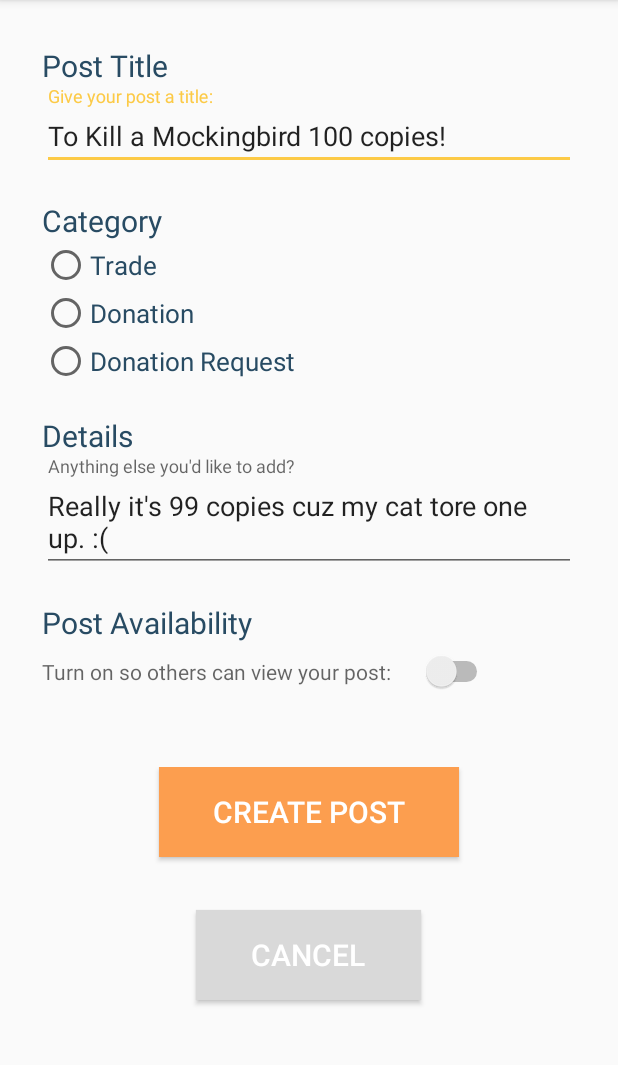
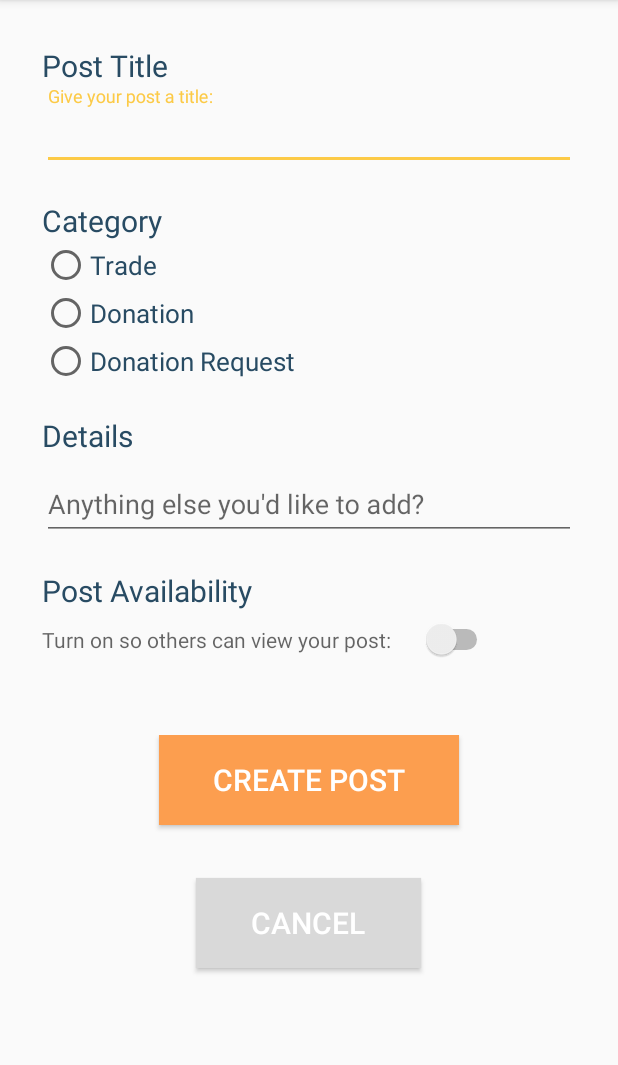
Before and after one commit to justkhant/SwapSwap---Android-WebAp, an Android app: the NewPostActivity screen opened directly, with no data from a screen before it, on a phone screen of 412 x 824 dp, the part 84-1149 px from its top. Run offline under Robolectric (Android 15) with nearby library versions, the phone set to English and light mode, and no system bars.

Commit message:
implemented post more

```diff
--- a/Final_Project/app/src/main/res/layout/activity_new_post.xml
+++ b/Final_Project/app/src/main/res/layout/activity_new_post.xml
@@ -38,7 +38,7 @@
                     android:id="@+id/title_body"
                     android:layout_width="match_parent"
                     android:layout_height="wrap_content"
-                    android:text="To Kill a Mockingbird 100 copies!"/>
+                    android:text=""/>
             </com.google.android.material.textfield.TextInputLayout>
         </RelativeLayout>
 
@@ -114,7 +114,7 @@
                     android:id="@+id/details_body"
                     android:layout_width="match_parent"
                     android:layout_height="wrap_content"
-                    android:text="Really it's 99 copies cuz my cat tore one up. :("/>
+                    android:text=""/>
             </com.google.android.material.textfield.TextInputLayout>
         </RelativeLayout>
 
```
Also changed, not shown: 1 other file.
